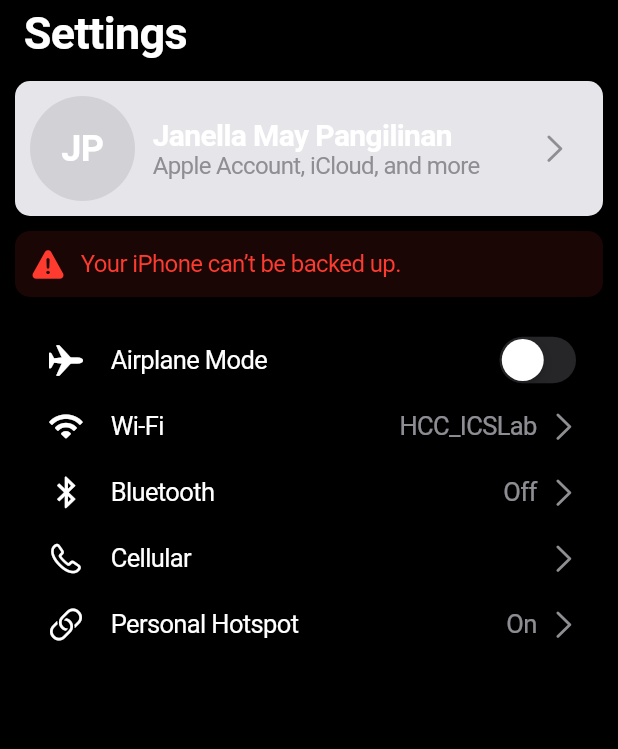
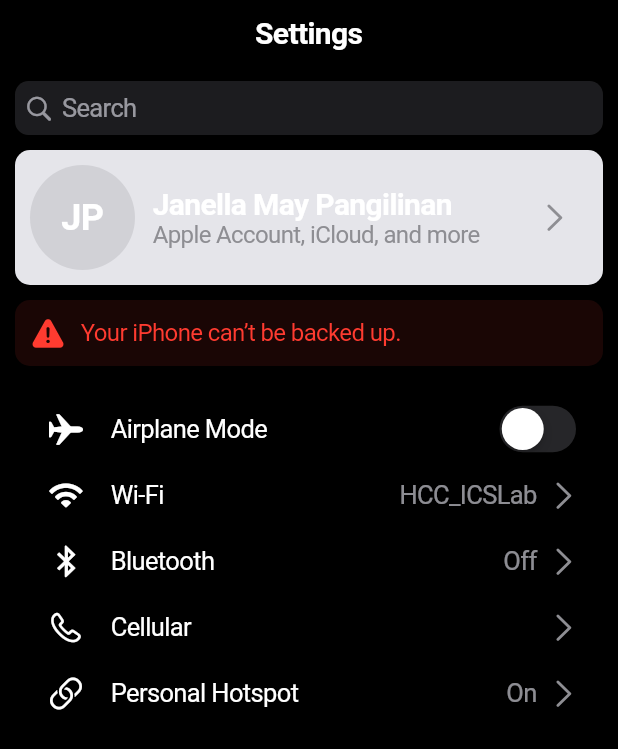
Before and after one commit to janella-may-pangilinan/Settings, a Flutter app: the screen it shows after launch, on a phone screen of 412 x 824 dp. Shown: the top 749 px of the screen. Run offline on Flutter 3.47's test engine with Material 3 defaults, Android fonts, the phone set to English and light mode, and no system bars.

Commit message:
magat aira

```diff
--- a/lib/main.dart
+++ b/lib/main.dart
@@ -17,8 +17,9 @@ class MyApp extends StatefulWidget {
 
 class _MyAppState extends State<MyApp> {
   bool airplaneMode = false;
-  String selectedWiFi = "HCC_ICSLab"; // Default WiFi network
-  bool isBluetoothOn = false; // Track Bluetooth status
+  String selectedWiFi = "HCC_ICSLab";
+  bool isBluetoothOn = false;
+  TextEditingController searchController = TextEditingController();
 
   void updateBluetoothStatus(bool enabled) {
     setState(() {
@@ -30,14 +31,15 @@ class _MyAppState extends State<MyApp> {
   Widget build(BuildContext context) {
     return CupertinoPageScaffold(
       navigationBar: CupertinoNavigationBar(
-        leading: Text('Settings',
-            style: TextStyle(fontSize: 30, fontWeight: FontWeight.bold)),
+        middle: Text('Settings', style: TextStyle(fontSize: 20)),
       ),
       child: Padding(
         padding: const EdgeInsets.all(10.0),
         child: SafeArea(
           child: Column(
             children: [
+              _buildSearchBar(),
+              SizedBox(height: 10),
               _buildProfileSection(),
               SizedBox(height: 10),
               _buildBackupWarning(),
@@ -47,6 +49,14 @@ class _MyAppState extends State<MyApp> {
           ),
         ),
       ),
+    );
+  }
+
+  Widget _buildSearchBar() {
+    return CupertinoSearchTextField(
+      controller: searchController,
+      placeholder: "Search",
+      onChanged: (value) {},
     );
   }
 
```
